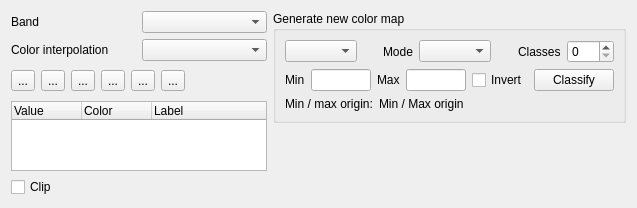
First picture: the form in src/ui/qgssinglebandpseudocolorrendererwidgetbase.ui, repository qgis/QGIS, before the edit.
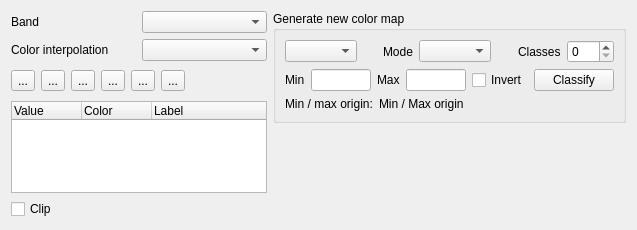
Second picture: the form after the edit. Icons and pictures are not drawn. Custom widgets are drawn as their Qt base class.

Commit message: add tooltip to button in sigleband pseudocolor renderer widget (addresses #7138)

Patch:
```diff
--- a/src/ui/qgssinglebandpseudocolorrendererwidgetbase.ui
+++ b/src/ui/qgssinglebandpseudocolorrendererwidgetbase.ui
@@ -7,7 +7,7 @@
     <x>0</x>
     <y>0</y>
     <width>637</width>
-    <height>207</height>
+    <height>230</height>
    </rect>
   </property>
   <property name="windowTitle">
```
Left out of the diff: 12 changed lines with no effect on the pictures.
